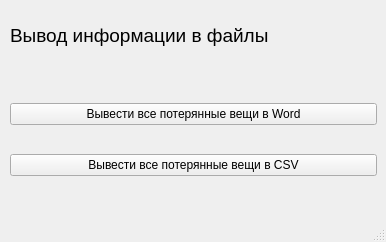
coder8080/t-o-f-t, file windows/files.ui: the form before one commit.
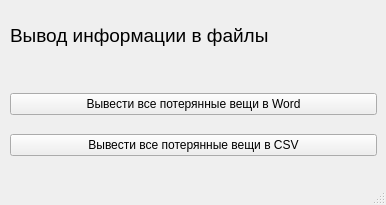
The form after the commit.

Commit message: Добавлена страница вывода в файлы

The edit to the form file:
```diff
--- a/windows/files.ui
+++ b/windows/files.ui
@@ -7,7 +7,7 @@
     <x>0</x>
     <y>0</y>
     <width>386</width>
-    <height>242</height>
+    <height>205</height>
    </rect>
   </property>
   <property name="windowTitle">
@@ -38,7 +38,7 @@
       <x>10</x>
       <y>80</y>
       <width>367</width>
-      <height>121</height>
+      <height>91</height>
      </rect>
     </property>
     <layout class="QVBoxLayout" name="verticalLayout">
```
Left out of the diff: 2 changed lines with no effect on the pictures.
